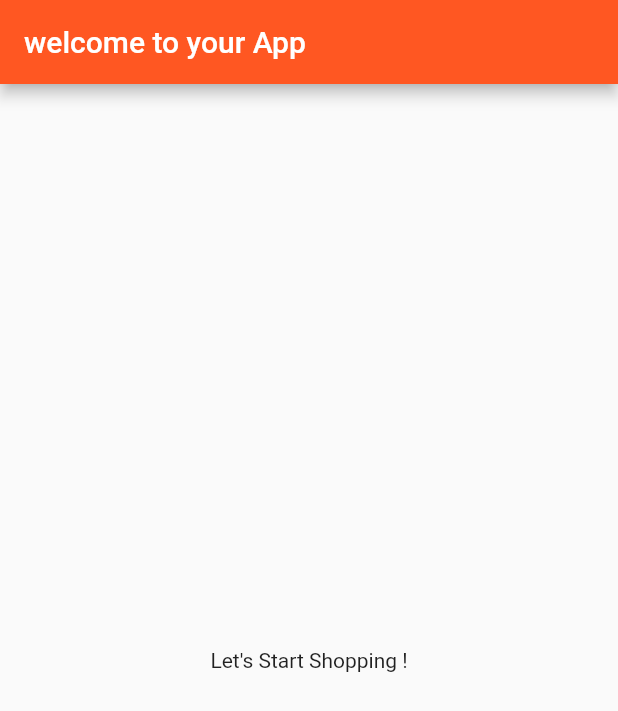
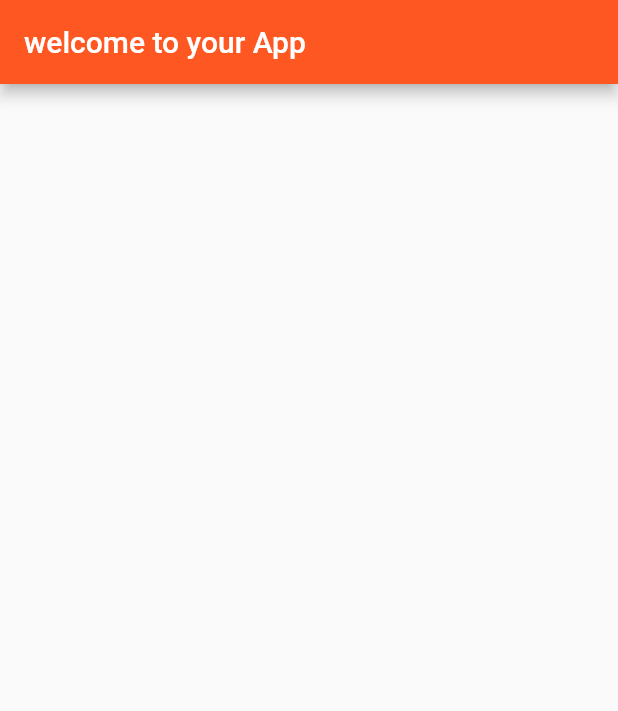
Before and after one commit to soniabahri/Shop-Mobile-App, a Flutter app: the screen it shows after launch, on a phone screen of 412 x 824 dp. Shown: the top 711 px of the screen. Run offline on Flutter 3.47's test engine with Material 2 defaults, Android fonts, the phone set to English and light mode, and no system bars.

Commit message:
Application Mobile made with flutter

```diff
--- a/lib/main.dart
+++ b/lib/main.dart
@@ -15,9 +15,7 @@ class ShopApp extends StatelessWidget {
           backgroundColor: Colors.deepOrange,
           title: const Text('welcome to your App'),
         ),
-        body: const Center(
-          child: Text('Let\'s Start Shopping !'),
-        ),
+        body: const Center(),
       ),
     );
   }
```
